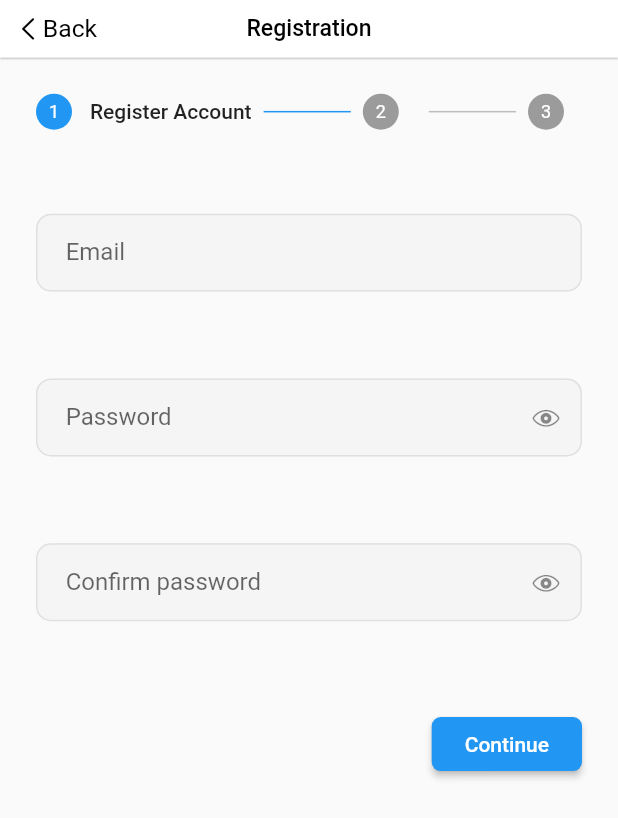
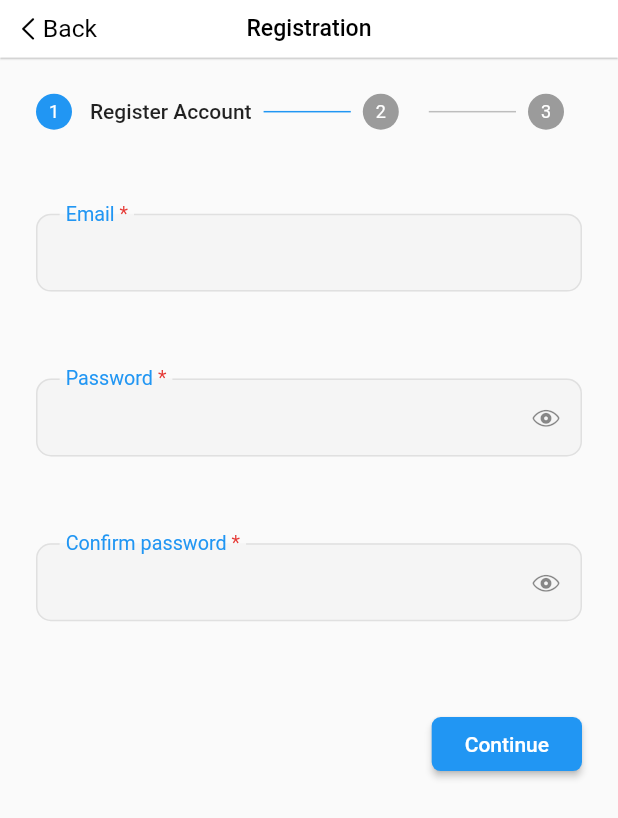
Before and after one commit to mavisphung/mobile-app, a Flutter app: the RegisterPage screen opened by its route, on a phone screen of 412 x 824 dp. Shown: the top 818 px of the screen. Run offline on Flutter 3.47's test engine with Material 2 defaults, Android fonts, the light colour scheme and no system bars; our stand-ins replace dropdown_button2, flutter_screenutil, flutter_spinkit, flutter_svg, get, get_storage and 1 more; accounts and stored records are empty; network calls fail.

Commit message:
add close extendable fab when tap outside, add asterisk when textfield is not optional

```diff
--- a/lib/app/common/util/utils.dart
+++ b/lib/app/common/util/utils.dart
@@ -38,7 +38,7 @@ abstract class Utils {
       barrierDismissible: false,
       builder: (ctx) {
         return CupertinoAlertDialog(
-          title: Text(title ?? 'alert'.tr),
+          title: Text(title ?? Strings.alert.tr),
           content: Text(message),
           actions: [
             CupertinoDialogAction(
@@ -64,7 +64,7 @@ abstract class Utils {
       barrierDismissible: false,
       builder: (ctx) {
         return CupertinoAlertDialog(
-          title: Text(title ?? 'alert'.tr),
+          title: Text(title ?? Strings.alert.tr),
           content: Text(message),
           actions: [
             CupertinoDialogAction(
--- a/lib/app/data/errors/api_error.dart
+++ b/lib/app/data/errors/api_error.dart
@@ -1,4 +1,6 @@
 import 'package:get/get.dart';
+
+import '../../common/values/strings.dart';
 
 enum ErrorType {
   // It occurs when the connection is timeout
@@ -32,7 +34,7 @@ class ApiError implements Exception {
     this.error,
   });
 
-  String get message => (error?.toString() ?? 'unknown_err_msg'.tr);
+  String get message => (error?.toString() ?? Strings.unknownErrMsg.tr);
 
   @override
   String toString() {
--- a/lib/app/modules/auth/views/login_page.dart
+++ b/lib/app/modules/auth/views/login_page.dart
@@ -71,6 +71,7 @@ class LoginPage extends GetView<LoginController> {
                       child: Column(
                         children: [
                           CustomTextFieldWidget(
+                            withAsterisk: false,
                             validator: (value) => Validators.validateEmail(value, false),
                             focusNode: _emailFocusNode,
                             controller: _emailController,
@@ -81,7 +82,9 @@ class LoginPage extends GetView<LoginController> {
                             ),
                           ),
                           CustomTextFieldWidget(
+                            withAsterisk: false,
                             hasObscureIcon: true,
+                            hasClearIcon: false,
                             validator: Validators.validatePassword,
                             textInputAction: TextInputAction.done,
                             focusNode: _passwordFocusNode,
--- a/lib/app/modules/auth/views/register_page.dart
+++ b/lib/app/modules/auth/views/register_page.dart
@@ -141,6 +141,7 @@ class _RegisterPageState extends State<RegisterPage> {
                 ),
                 CustomTextFieldWidget(
                   hasObscureIcon: true,
+                  hasClearIcon: false,
                   validator: Validators.validatePassword,
                   focusNode: _passwordFocusNode,
                   controller: _passwordController,
@@ -148,7 +149,9 @@ class _RegisterPageState extends State<RegisterPage> {
                   labelText: Strings.pasword.tr,
                 ),
                 CustomTextFieldWidget(
+                  // withAsterisk: false,
                   hasObscureIcon: true,
+                  hasClearIcon: false,
                   validator: (value) => Validators.validateConfirmPassword(value, _passwordController.text),
                   textInputAction: TextInputAction.done,
                   focusNode: _confirmFocusNode,
--- a/lib/app/modules/bottom_navbar/expandable_fab.dart
+++ b/lib/app/modules/bottom_navbar/expandable_fab.dart
@@ -1,6 +1,7 @@
 import 'dart:math' as math;
 import 'package:flutter/material.dart';
 
+// ignore: must_be_immutable
 class ExpandableFab extends StatefulWidget {
   const ExpandableFab({
     super.key,
@@ -12,6 +13,7 @@ class ExpandableFab extends StatefulWidget {
   final bool? initialOpen;
   final double distance;
   final List<Widget> children;
+  static late VoidCallback closeFab;
 
   @override
   State<ExpandableFab> createState() => _ExpandableFabState();
@@ -36,6 +38,7 @@ class _ExpandableFabState extends State<ExpandableFab> with SingleTickerProvider
       reverseCurve: Curves.easeOutQuad,
       parent: _controller,
     );
+    ExpandableFab.closeFab = _toggle;
   }
 
   @override
--- a/lib/app/modules/settings/settings_page.dart
+++ b/lib/app/modules/settings/settings_page.dart
@@ -6,6 +6,7 @@ import 'package:hi_doctor_v2/app/routes/app_pages.dart';
 
 import '../../common/util/utils.dart';
 // import '../bottom_navbar/controllers/navbar_controller.dart';
+import '../../common/values/strings.dart';
 import './views/user_profile_item.dart';
 import './views/user_profile.dart';
 import './controllers/settings_controller.dart';
@@ -18,7 +19,7 @@ class SettingsPage extends StatelessWidget {
   // final NavBarController _navbarController = Get.find<NavBarController>();
 
   void _logOut() async {
-    final confirmLogout = await Utils.showConfirmDialog('logout_confirm_msg'.tr);
+    final confirmLogout = await Utils.showConfirmDialog(Strings.logoutConfirmMsg.tr);
     if (confirmLogout ?? false) {
       _controller.logOut();
     }
--- a/lib/app/modules/widgets/custom_textfield_widget.dart
+++ b/lib/app/modules/widgets/custom_textfield_widget.dart
@@ -3,6 +3,7 @@ import 'package:flutter/material.dart';
 import 'package:flutter/services.dart';
 import 'package:flutter_screenutil/flutter_screenutil.dart';
 import 'package:get/get.dart';
+import 'package:hi_doctor_v2/app/common/values/colors.dart';
 
 import '../../common/util/validators.dart';
 
@@ -10,8 +11,8 @@ class CustomTextFieldWidget extends StatelessWidget {
   final String? labelText, hintText, initialValue;
   final FocusNode focusNode;
   final TextEditingController controller;
-  final Widget? prefixIcon;
-  final bool readOnly, isDense, hasObscureIcon;
+  final Widget? prefixIcon, suffixIcon;
+  final bool readOnly, isDense, hasObscureIcon, hasClearIcon, withAsterisk;
   final bool? enabled;
   final TextInputType keyboardType;
   final TextInputAction textInputAction;
@@ -24,6 +25,10 @@ class CustomTextFieldWidget extends StatelessWidget {
   final InputDecoration? inputDecoration;
 
   final _hasText = false.obs;
+  final _asterisk = Text(
+    '*',
+    style: TextStyle(color: AppColors.error),
+  );
 
   CustomTextFieldWidget({
     Key? key,
@@ -33,10 +38,13 @@ class CustomTextFieldWidget extends StatelessWidget {
     required this.focusNode,
     required this.controller,
     this.prefixIcon,
+    this.suffixIcon,
     this.readOnly = false,
     this.isDense = true,
     this.enabled,
     this.hasObscureIcon = false,
+    this.hasClearIcon = true,
+    this.withAsterisk = true,
     this.keyboardType = TextInputType.text,
     this.textInputAction = TextInputAction.next,
     this.maxLength,
@@ -49,7 +57,11 @@ class CustomTextFieldWidget extends StatelessWidget {
     this.textStyle,
     this.textAlign = TextAlign.start,
     this.inputDecoration,
-  }) : super(key: key) {
+  })  : assert(
+            hasObscureIcon == false || hasClearIcon == false,
+            'Make sure hasClearIcon = false when hasObscureIcon = true and vice versa.\n'
+            'To allow only one of clear or obscure icon in the suffixIcon'),
+        super(key: key) {
     focusNode.addListener(() {
       if (focusNode.hasFocus) {
         _hasText.value = true;
@@ -64,10 +76,10 @@ class CustomTextFieldWidget extends StatelessWidget {
     return SizedBox(
       height: 100.sp,
       child: ObxValue<RxBool>(
-          (data) => TextFormField(
+          (isObscure) => TextFormField(
                 readOnly: readOnly,
                 enabled: enabled,
-                obscureText: data.value && hasObscureIcon,
+                obscureText: isObscure.value && hasObscureIcon,
                 enableSuggestions: !hasObscureIcon,
                 autocorrect: !hasObscureIcon,
                 validator: validator,
@@ -93,14 +105,29 @@ class CustomTextFieldWidget extends StatelessWidget {
                     : null,
                 decoration: inputDecoration ??
                     InputDecoration(
-                      labelText: labelText,
+                      label: withAsterisk
+                          ? RichText(
+                              text: TextSpan(
+                                text: labelText,
+                                style: DefaultTextStyle.of(context).style.copyWith(
+                                      fontSize: 16.sp,
+                                      color: Colors.blue,
+                                    ),
+                                children: [
+                                  TextSpan(
+                                    text: ' *',
+                                    style: TextStyle(color: AppColors.error),
+                                  ),
+                                ],
+                              ),
+                            )
+                          : Text(labelText ?? ''),
                       hintText: hintText,
                       isDense: isDense,
                       prefixIcon: prefixIcon,
-                      suffixIcon: Row(
-                        mainAxisSize: MainAxisSize.min,
-                        children: [
-                          ObxValue<RxBool>(
+                      suffixIcon: suffixIcon ??
+                          (hasClearIcon
+                              ? ObxValue<RxBool>(
                                   (data) => Visibility(
                                         visible: data.value,
                                         child: IconButton(
@@ -108,16 +135,17 @@ class CustomTextFieldWidget extends StatelessWidget {
                                           icon: const Icon(CupertinoIcons.xmark_circle),
                                         ).noSplash(),
                                       ),
-                              _hasText),
-                          if (hasObscureIcon)
-                            IconButton(
-                              onPressed: () => data.value = !data.value,
-                              icon: !data.value ? const Icon(CupertinoIcons.eye_slash) : const Icon(CupertinoIcons.eye),
-                            ).noSplash(),
-                        ],
-                      ),
+                                  _hasText)
+                              : hasObscureIcon
+                                  ? IconButton(
+                                      onPressed: () => isObscure.value = !isObscure.value,
+                                      icon: !isObscure.value
+                                          ? const Icon(CupertinoIcons.eye_slash)
+                                          : const Icon(CupertinoIcons.eye),
+                                    ).noSplash()
+                                  : null),
                       contentPadding: EdgeInsets.only(top: 15.sp, bottom: 15.sp, left: 18.sp, right: -18.sp),
-                      floatingLabelBehavior: FloatingLabelBehavior.auto,
+                      floatingLabelBehavior: FloatingLabelBehavior.always,
                       enabledBorder: OutlineInputBorder(
                         borderSide: const BorderSide(color: Color(0xFFE0E0E0)),
                         borderRadius: BorderRadius.circular(10.0),
```
Also changed, not shown: lib/app/common/util/extensions.dart (+4 -3 lines), lib/app/data/api_response.dart (+10 -11 lines), lib/app/modules/auth/controllers/register_controller.dart (+6 -5 lines), lib/app/modules/bottom_navbar/nav_bar.dart (+15 -7 lines). Lines whose indentation alone changed are shown as unchanged.
